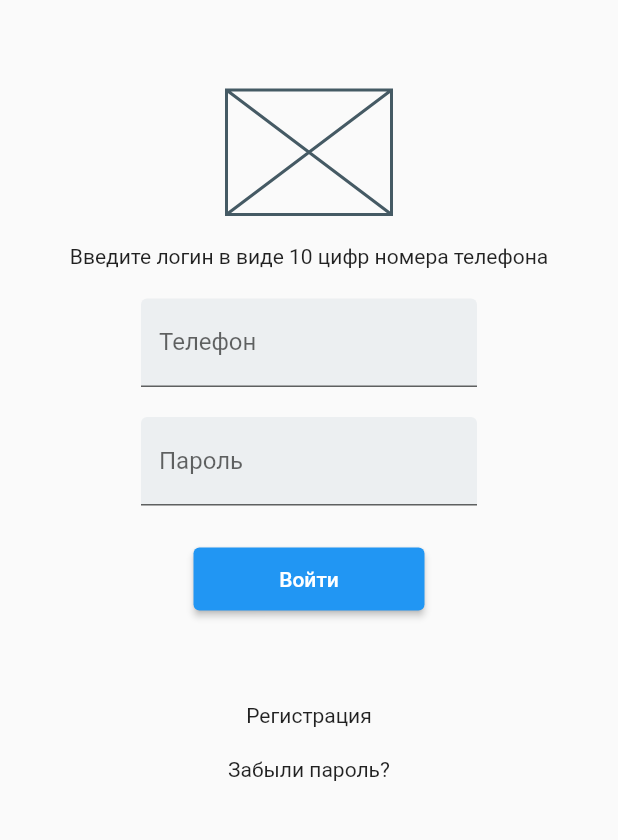
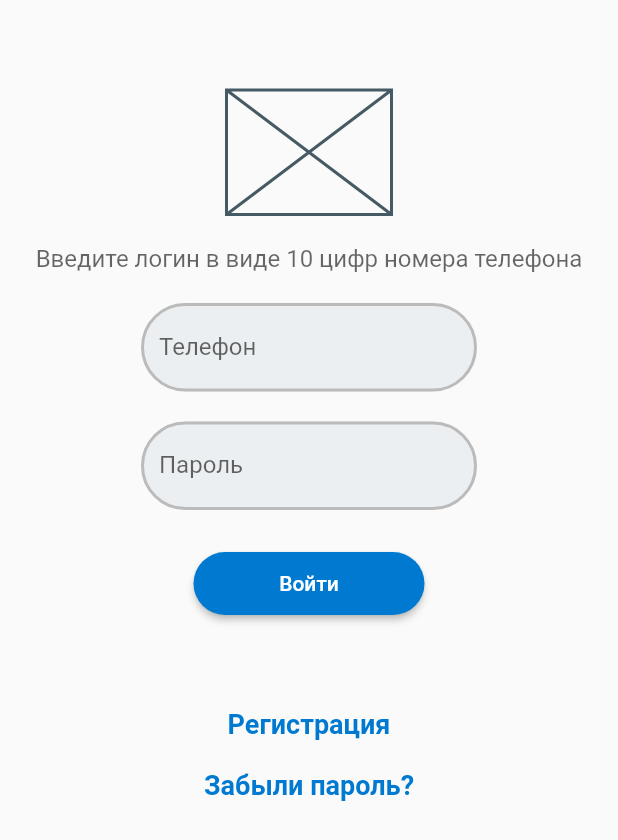
Before and after one commit to perzend/study, a Flutter app: the screen it shows after launch, on a phone screen of 412 x 824 dp. Shown: the top 840 px of the screen. Run offline on Flutter 3.47's test engine with Material 2 defaults, Android fonts, the phone set to English and light mode, and no system bars.

Commit message:
Добавлена стилизация формы авторизации

```diff
--- a/ufa/module-2/practice/auth_screen/lib/main.dart
+++ b/ufa/module-2/practice/auth_screen/lib/main.dart
@@ -9,6 +9,15 @@ class MyApp extends StatelessWidget {
 
   @override
   Widget build(BuildContext context) {
+    const borderStyle = OutlineInputBorder(
+        borderRadius: BorderRadius.all(Radius.circular(36)),
+        borderSide: BorderSide(color: Color(0xFFbbbbbb), width: 2));
+    const linkTextStyle = TextStyle(
+      fontSize: 18,
+      color: Color(0xFF0079D0),
+      fontWeight: FontWeight.bold,
+    );
+
     return MaterialApp(
       home: Scaffold(
         body: Container(
@@ -22,15 +31,24 @@ class MyApp extends StatelessWidget {
                 child: Placeholder(),
               ),
               const SizedBox(height: 20),
-              const Text('Введите логин в виде 10 цифр номера телефона'),
+              const Text(
+                'Введите логин в виде 10 цифр номера телефона',
+                style: TextStyle(
+                  fontSize: 16,
+                  color: Color.fromRGBO(0, 0, 0, 0.6),
+                ),
+              ),
               const SizedBox(height: 20),
               const SizedBox(
                 width: 224,
                 child: TextField(
                   decoration: InputDecoration(
-                      filled: true,
-                      fillColor: Color(0xFFeceff1),
-                      labelText: 'Телефон'),
+                    filled: true,
+                    fillColor: Color(0xFFeceff1),
+                    labelText: 'Телефон',
+                    enabledBorder: borderStyle,
+                    focusedBorder: borderStyle,
+                  ),
                 ),
               ),
               const SizedBox(height: 20),
@@ -41,6 +59,8 @@ class MyApp extends StatelessWidget {
                     filled: true,
                     fillColor: Color(0xFFeceff1),
                     labelText: 'Пароль',
+                    enabledBorder: borderStyle,
+                    focusedBorder: borderStyle,
                   ),
                   obscureText: true,
                 ),
@@ -52,12 +72,28 @@ class MyApp extends StatelessWidget {
                 child: ElevatedButton(
                   onPressed: () {},
                   child: const Text('Войти'),
+                  style: ElevatedButton.styleFrom(
+                    primary: Color(0xFF0079D0),
+                    shape: RoundedRectangleBorder(
+                      borderRadius: BorderRadius.circular(36.0),
+                    ),
+                  ),
                 ),
               ),
               const SizedBox(height: 62),
-              InkWell(child: const Text('Регистрация'), onTap: () {}),
+              InkWell(
+                  child: const Text(
+                    'Регистрация',
+                    style: linkTextStyle,
+                  ),
+                  onTap: () {}),
               const SizedBox(height: 20),
-              InkWell(child: const Text('Забыли пароль?'), onTap: () {}),
+              InkWell(
+                  child: const Text(
+                    'Забыли пароль?',
+                    style: linkTextStyle,
+                  ),
+                  onTap: () {}),
             ],
           ),
         ),
```
